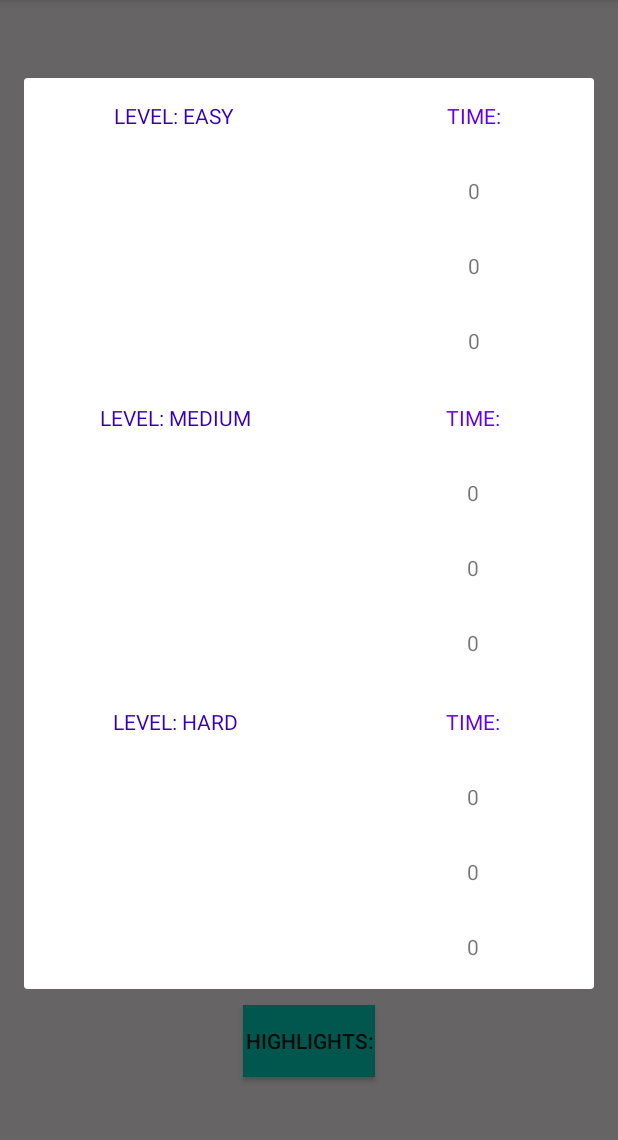
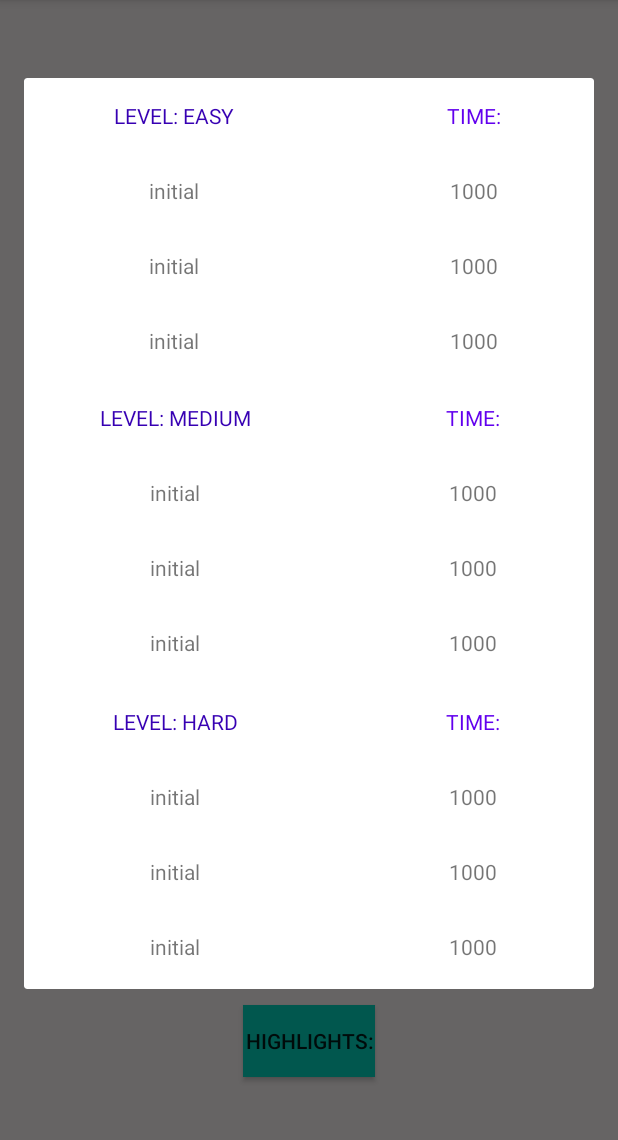
Before and after one commit to nivnaory/Minesweeper-niv, an Android app: the screen it shows after launch (DifficultyChooserActivity), after a tap on "HIGHLIGHTS:", on a phone screen of 412 x 824 dp, the part 84-1224 px from its top. Run offline under Robolectric (Android 15) with nearby library versions, the phone set to English and light mode, and no system bars.

Commit message:
cleaner code highights fragment

```diff
--- a/app/src/main/java/com/afeka/sm/Minesweeper/HighlightsFragment.java
+++ b/app/src/main/java/com/afeka/sm/Minesweeper/HighlightsFragment.java
@@ -18,12 +18,9 @@ import android.widget.TextView;
 import com.example.mineswipper.R;
 
 
-
-
 public class HighlightsFragment extends DialogFragment implements Finals {
     SharedPreferences sharedPref;
     View content;
-
 
     public HighlightsFragment() {
     }
@@ -35,8 +32,8 @@ public class HighlightsFragment extends DialogFragment implements Finals {
 
     @Override
     public Dialog onCreateDialog(Bundle savedInstanceState) {
-        LayoutInflater inflater=getActivity().getLayoutInflater();
-         content =  inflater.inflate(R.layout.highlights_fragment, null);
+        LayoutInflater inflater = getActivity().getLayoutInflater();
+        content = inflater.inflate(R.layout.highlights_fragment, null);
         AlertDialog.Builder alertDialogBuilder = new AlertDialog.Builder(getActivity());
         alertDialogBuilder.setMessage(R.string.Highlights);
         alertDialogBuilder.setView(content);
@@ -44,24 +41,20 @@ public class HighlightsFragment extends DialogFragment implements Finals {
         return alertDialogBuilder.show();
     }
 
-
-
-
     @Override
     public View onCreateView(@NonNull LayoutInflater inflater, @Nullable ViewGroup container,
                              @Nullable Bundle savedInstanceState) {
         sharedPref = this.getActivity().getSharedPreferences(APP_CHOSEN_NAME, Context.MODE_PRIVATE);
-         System.out.println("im in OnCreateView");
-        content= inflater.inflate(R.layout.highlights_fragment, container, false);
+
+        content = inflater.inflate(R.layout.highlights_fragment, container, false);
+        initiateRecordsIfRequired();
         return content;
-
     }
 
 
     @Override
     public void onViewCreated(View view, @Nullable Bundle savedInstanceState) {
         super.onViewCreated(view, savedInstanceState);
-        System.out.println("im in OnViewCreated");
         updateRecords(content);
     }
 
@@ -70,20 +63,18 @@ public class HighlightsFragment extends DialogFragment implements Finals {
         updateMediumLevelRecords(view);
         updateHardLevelRecords(view);
     }
+
     private void updateEasyLevelRecords(View view) {
-
         MineSweeperRecord[] currentRecords = getCurrentLevelRecords(EASY_LEVEL);
-                TextView easyFirstPlaceName =  view.findViewById(R.id.EasyFirstPlaceName);
+        TextView easyFirstPlaceName = view.findViewById(R.id.EasyFirstPlaceName);
         TextView easyFirstPlaceTime = view.findViewById(R.id.EasyFirstPlaceTime);
         TextView easySecondPlaceName = view.findViewById(R.id.EasySecondPlaceName);
         TextView easySecondPlaceTime = view.findViewById(R.id.EasySecondPlaceTime);
         TextView easyThirdPlaceName = view.findViewById(R.id.EasyThirdPlaceName);
         TextView easyThirdPlaceTime = view.findViewById(R.id.EasyThirdPlaceTime);
 
-                System.out.println("first place"+currentRecords[0].getName());
         easyFirstPlaceName.setText(currentRecords[0].getName());
         easyFirstPlaceTime.setText("" + currentRecords[0].getTime());
-                System.out.println("Second place"+currentRecords[1].getName());
         easySecondPlaceName.setText(currentRecords[1].getName());
         easySecondPlaceTime.setText("" + currentRecords[1].getTime());
         easyThirdPlaceName.setText(currentRecords[2].getName());
@@ -124,7 +115,6 @@ public class HighlightsFragment extends DialogFragment implements Finals {
         hardThirdPlaceTime.setText("" + currentRecords[2].getTime());
     }
 
-
     public MineSweeperRecord[] getCurrentLevelRecords(int level) {
 
         MineSweeperRecord[] currentLevelRecords = createEmptyRecords();
@@ -155,8 +145,6 @@ public class HighlightsFragment extends DialogFragment implements Finals {
                 currentLevelRecords[2].setTime(sharedPref.getInt(String.valueOf(R.id.HardThirdPlaceTime), 0));
                 currentLevelRecords[2].setName(sharedPref.getString(String.valueOf(R.id.HardThirdPlaceName), ""));
                 break;
-
-
         }
         return currentLevelRecords;
     }
@@ -168,6 +156,7 @@ public class HighlightsFragment extends DialogFragment implements Finals {
         }
         return currentLevelRecords;
     }
+
     public void initiateRecordsIfRequired() {
         SharedPreferences.Editor editor = sharedPref.edit();
 
--- a/app/src/main/res/layout/difficulty_chooser_layout.xml
+++ b/app/src/main/res/layout/difficulty_chooser_layout.xml
@@ -59,7 +59,6 @@
         android:layout_centerInParent="true"
         android:background="@color/ButtonColor"
         android:text="@string/Highlights"
-        android:onClick="showHighlights"
         />
 
 </RelativeLayout>
```
Also changed, not shown: app/src/main/java/com/afeka/sm/Minesweeper/DifficultyChooserActivity.java (+0 -11 lines). Lines whose indentation alone changed are shown as unchanged.
